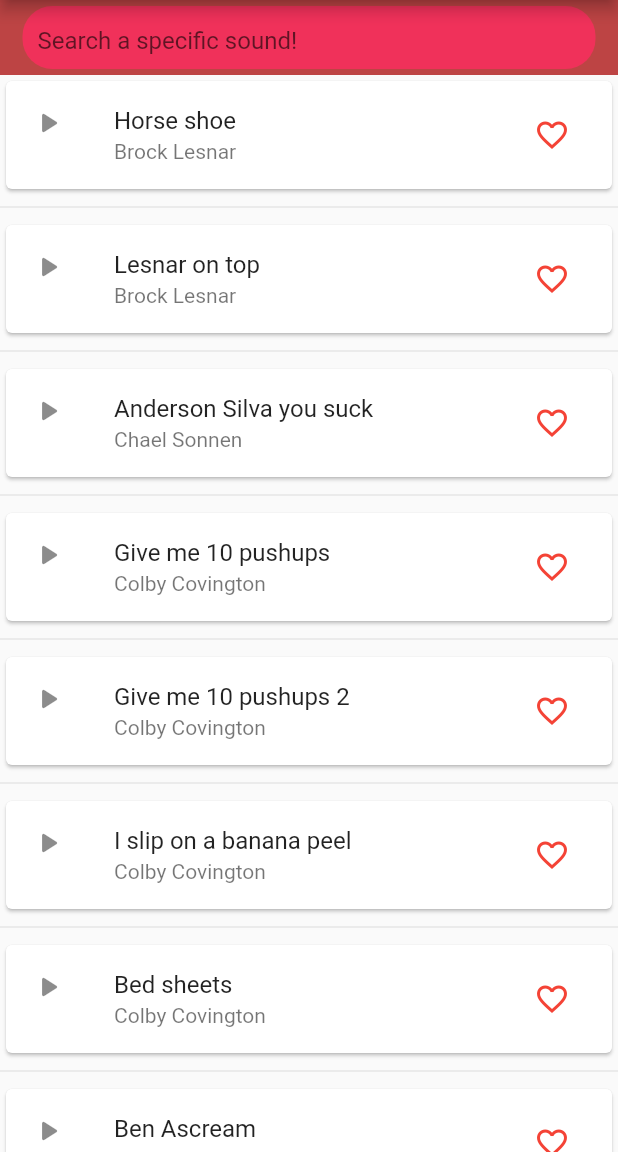
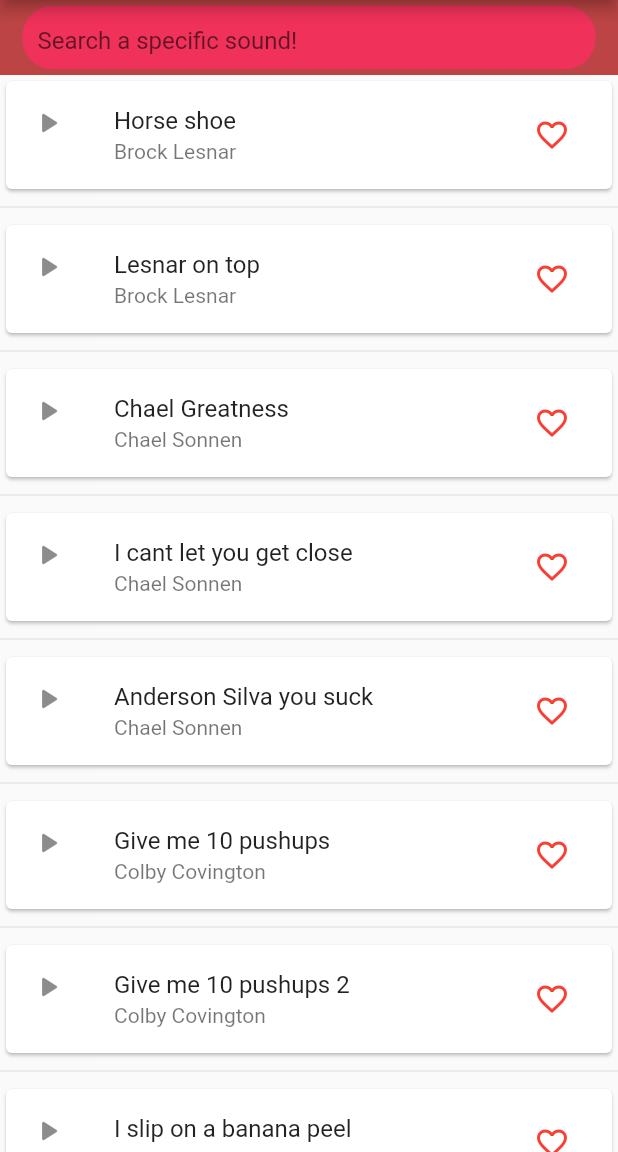
Before and after one commit to Nedimko123/ufcsoundboard, a Flutter app: the screen it shows after launch, scrolled down 576 dp, on a phone screen of 412 x 824 dp, the part 84-1236 px from its top. Run offline on Flutter 3.47's test engine with Material 2 defaults, Android fonts, the phone set to English and light mode, and no system bars; drawn by our look-alikes of scrollable_positioned_list; our stand-ins replace just_audio, share_plus; missing offline and left inert: swipeable_page_route.

Commit message:
New sounds

```diff
--- a/lib/sounds.dart
+++ b/lib/sounds.dart
@@ -64,6 +64,18 @@ var soundBoard = [
     "link": "lesnartopwife.mp3",
     "category": "Brock Lesnar",
     "desc": "Lesnar on top"
+  },
+  {
+    "title": "chaelgreatness",
+    "link": "chaelgreatness.mp3",
+    "category": "Chael Sonnen",
+    "desc": "Chael Greatness"
+  },
+  {
+    "title": "chaelicantletyougetclose",
+    "link": "chaelicantletyougetclose.mp3",
+    "category": "Chael Sonnen",
+    "desc": "I cant let you get close"
   },
   {
     "title": "chaelsilva",
@@ -214,6 +226,12 @@ var soundBoard = [
     "link": "conorapology.mp3",
     "category": "Conor McGregor",
     "desc": "Apology"
+  },
+  {
+    "title": "mcgregoryayaya",
+    "link": "mcgregoryayaya.mp3",
+    "category": "Conor McGregor",
+    "desc": "Ayayaya"
   },
   {
     "title": "mccgregorsurprise",
@@ -702,6 +720,60 @@ var soundBoard = [
     "desc": "Im a scouser"
   },
   {
+    "title": "costacirequedesole",
+    "link": "costacirequedesole.mp3",
+    "category": "Paulo Costa",
+    "desc": "Costa cirque de sole"
+  },
+  {
+    "title": "costahoneeymoon",
+    "link": "costahoneeymoon.mp3",
+    "category": "Paulo Costa",
+    "desc": "Honeey moon"
+  },
+  {
+    "title": "costaskinnyclaw",
+    "link": "costaskinnyclaw.mp3",
+    "category": "Paulo Costa",
+    "desc": "Skinny claw"
+  },
+  {
+    "title": "costayairpainter",
+    "link": "costayairpainter.mp3",
+    "category": "Paulo Costa",
+    "desc": "Painter"
+  },
+  {
+    "title": "costaswephisface",
+    "link": "costaswephisface.mp3",
+    "category": "Paulo Costa",
+    "desc": "Swep his face"
+  },
+  {
+    "title": "costabroing",
+    "link": "costabroing.mp3",
+    "category": "Paulo Costa",
+    "desc": "Broing"
+  },
+  {
+    "title": "costaiwillbe100percent",
+    "link": "costaiwillbe100percent.mp3",
+    "category": "Paulo Costa",
+    "desc": "100 percent"
+  },
+  {
+    "title": "costajizzaprove",
+    "link": "costajizzaprove.mp3",
+    "category": "Paulo Costa",
+    "desc": "Jizzaprove"
+  },
+  {
+    "title": "costaumantrash",
+    "link": "costaumantrash.mp3",
+    "category": "Paulo Costa",
+    "desc": "Uman trash"
+  },
+  {
     "title": "costaexcuse",
     "link": "costaexcuse.mp3",
     "category": "Paulo Costa",
@@ -712,6 +784,12 @@ var soundBoard = [
     "link": "costalicense.mp3",
     "category": "Paulo Costa",
     "desc": "You have license "
+  },
+  {
+    "title": "adesanyacalloutcosta",
+    "link": "adesanyacalloutcosta.mp3",
+    "category": "Israel Adesanya",
+    "desc": "Adesanya callout Costa"
   },
   {
     "title": "stipemiocicmumbling",
@@ -791,6 +869,30 @@ var soundBoard = [
     "category": "Yoel Romero",
     "desc": "I love you"
   },
+  {
+    "title": "wandereiswoon",
+    "link": "wandereiswoon.mp3",
+    "category": "Wanderlei Silva",
+    "desc": "Swoon"
+  },
+  {
+    "title": "wanderleisuckmyballs",
+    "link": "wanderleisuckmyballs.mp3",
+    "category": "Wanderlei Silva",
+    "desc": "Suck my balls"
+  },
+  {
+    "title": "wanderleiwannanow2",
+    "link": "wanderleiwannanow2.mp3",
+    "category": "Wanderlei Silva",
+    "desc": "Wanna now"
+  },
+  {
+    "title": "wanderleisilvawannanow",
+    "link": "wanderleisilvawannanow.mp3",
+    "category": "Wanderlei Silva",
+    "desc": "Wanna now 2"
+  },
 ];
 
 // @HiveType(typeId: 0)
```
